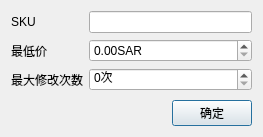
Above: Lemon01/AddEanAttr.ui from BigMouseFive/lemon01 before the change. Below: the same form after it.
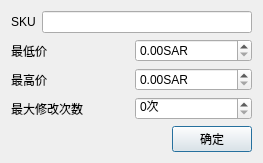
That is the form after the change. Icons and pictures are not drawn.

What changed in the file:
```diff
--- a/Lemon01/AddEanAttr.ui
+++ b/Lemon01/AddEanAttr.ui
@@ -19,25 +19,29 @@
   </property>
   <layout class="QVBoxLayout" name="verticalLayout">
    <item>
-    <layout class="QFormLayout" name="formLayout">
-     <item row="0" column="0">
+    <layout class="QHBoxLayout" name="horizontalLayout_2">
+     <item>
       <widget class="QLabel" name="labelEan">
        <property name="text">
         <string>SKU</string>
        </property>
       </widget>
      </item>
-     <item row="0" column="1">
+     <item>
       <widget class="QLineEdit" name="ean"/>
      </item>
-     <item row="1" column="0">
+    </layout>
+   </item>
+   <item>
+    <layout class="QHBoxLayout" name="horizontalLayout_3">
+     <item>
       <widget class="QLabel" name="labelLeastPrice">
        <property name="text">
         <string>最低价</string>
        </property>
       </widget>
      </item>
-     <item row="1" column="1">
+     <item>
       <widget class="QDoubleSpinBox" name="leastPrice">
        <property name="suffix">
         <string>SAR</string>
@@ -47,14 +51,39 @@
        </property>
       </widget>
      </item>
-     <item row="2" column="0">
+    </layout>
+   </item>
+   <item>
+    <layout class="QHBoxLayout" name="horizontalLayout_5">
+     <item>
+      <widget class="QLabel" name="labelHighestPrice_2">
+       <property name="text">
+        <string>最高价</string>
+       </property>
+      </widget>
+     </item>
+     <item>
+      <widget class="QDoubleSpinBox" name="highestPrice">
+       <property name="suffix">
+        <string>SAR</string>
+       </property>
+       <property name="maximum">
+        <double>19961117.000000000000000</double>
+       </property>
+      </widget>
+     </item>
+    </layout>
+   </item>
+   <item>
+    <layout class="QHBoxLayout" name="horizontalLayout_4">
+     <item>
       <widget class="QLabel" name="labelMaxTimes">
        <property name="text">
         <string>最大修改次数</string>
        </property>
       </widget>
      </item>
-     <item row="2" column="1">
+     <item>
       <widget class="QSpinBox" name="maxTimes">
        <property name="suffix">
         <string>次</string>
```
